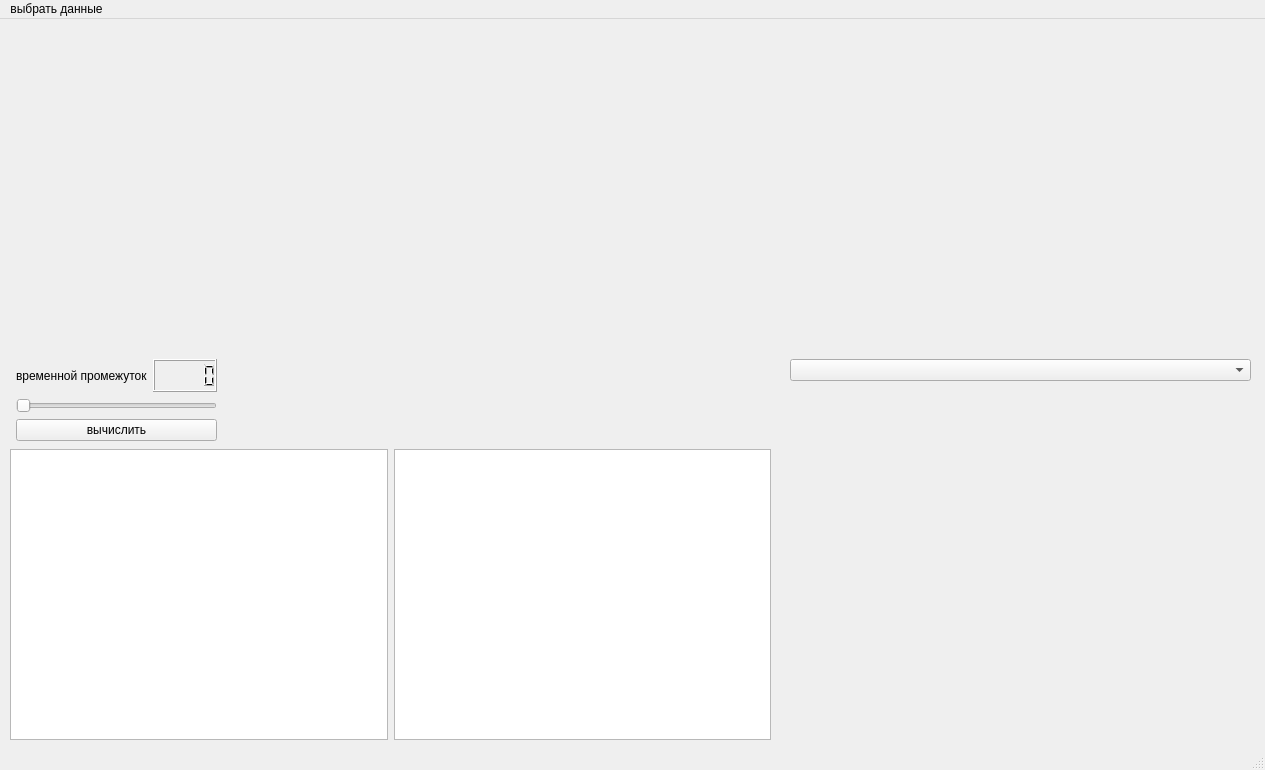
Old version of the form design.ui in the repository nikolamilchev/gui.
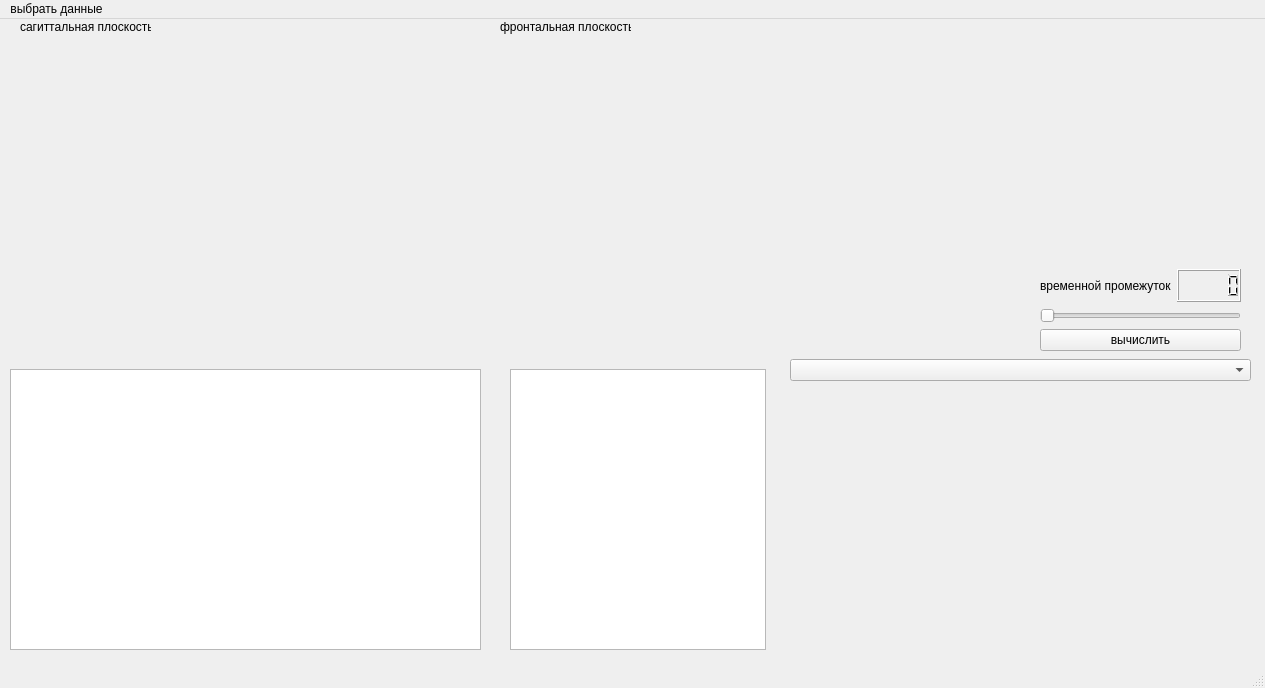
New version of the form. Custom widgets are drawn as their Qt base class.

The edit to the form file:
```diff
--- a/design.ui
+++ b/design.ui
@@ -7,13 +7,33 @@
     <x>0</x>
     <y>0</y>
     <width>1265</width>
-    <height>770</height>
+    <height>688</height>
    </rect>
   </property>
   <property name="windowTitle">
    <string>MainWindow</string>
   </property>
   <widget class="QWidget" name="centralwidget">
+   <widget class="QTableView" name="tableView">
+    <property name="geometry">
+     <rect>
+      <x>10</x>
+      <y>350</y>
+      <width>471</width>
+      <height>281</height>
+     </rect>
+    </property>
+   </widget>
+   <widget class="QTableView" name="tableView_2">
+    <property name="geometry">
+     <rect>
+      <x>510</x>
+      <y>350</y>
+      <width>256</width>
+      <height>281</height>
+     </rect>
+    </property>
+   </widget>
    <widget class="QWidget" name="horizontalLayoutWidget">
     <property name="geometry">
      <rect>
@@ -38,7 +58,7 @@
       <x>790</x>
       <y>370</y>
       <width>461</width>
-      <height>351</height>
+      <height>261</height>
      </rect>
     </property>
     <layout class="QVBoxLayout" name="verticalLayout_2">
@@ -60,11 +80,37 @@
      </rect>
     </property>
    </widget>
+   <widget class="QLabel" name="label_2">
+    <property name="geometry">
+     <rect>
+      <x>500</x>
+      <y>0</y>
+      <width>131</width>
+      <height>16</height>
+     </rect>
+    </property>
+    <property name="text">
+     <string>фронтальная плоскость</string>
+    </property>
+   </widget>
+   <widget class="QLabel" name="label_3">
+    <property name="geometry">
+     <rect>
+      <x>20</x>
+      <y>0</y>
+      <width>131</width>
+      <height>16</height>
+     </rect>
+    </property>
+    <property name="text">
+     <string>сагиттальная плоскость</string>
+    </property>
+   </widget>
    <widget class="QWidget" name="">
     <property name="geometry">
      <rect>
-      <x>16</x>
-      <y>340</y>
+      <x>1040</x>
+      <y>250</y>
       <width>201</width>
       <height>82</height>
      </rect>
@@ -96,24 +142,6 @@
      </item>
     </layout>
    </widget>
-   <widget class="QWidget" name="">
-    <property name="geometry">
-     <rect>
-      <x>10</x>
-      <y>430</y>
-      <width>761</width>
-      <height>291</height>
-     </rect>
-    </property>
-    <layout class="QGridLayout" name="gridLayout_2">
-     <item row="0" column="0">
-      <widget class="QTableView" name="tableView"/>
-     </item>
-     <item row="0" column="1">
-      <widget class="QTableView" name="tableView_2"/>
-     </item>
-    </layout>
-   </widget>
   </widget>
   <widget class="QMenuBar" name="menubar">
    <property name="geometry">
```
